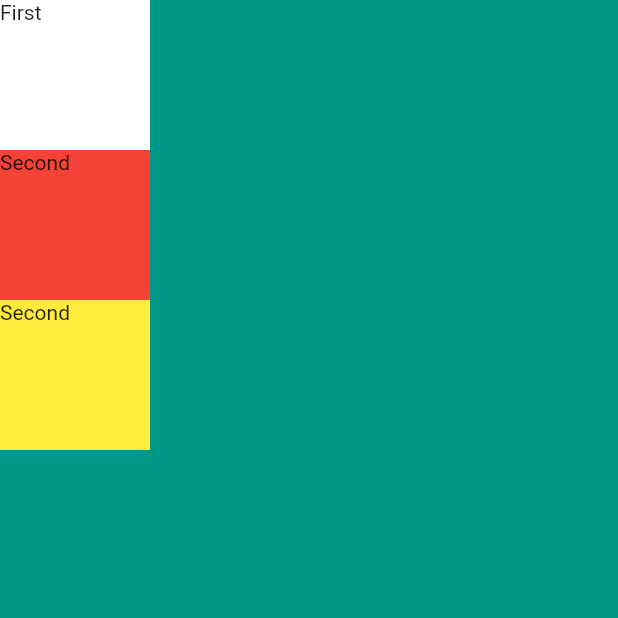
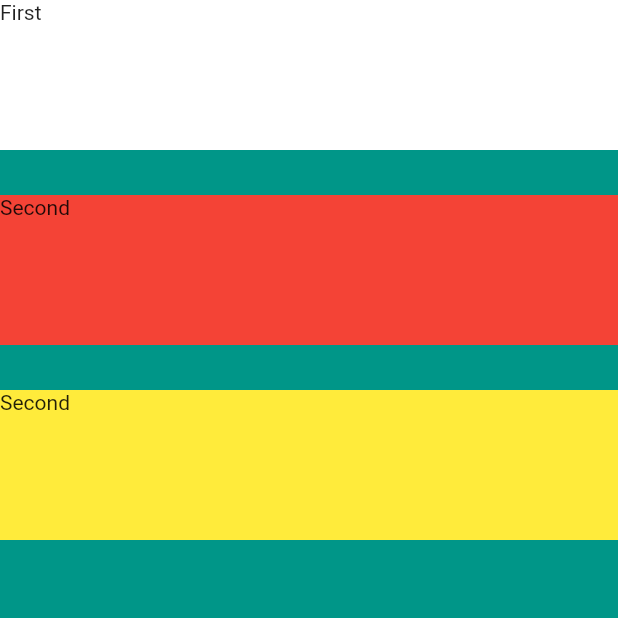
Before and after one commit to Rananjaya/fluuter_udemy, a Flutter app: the screen it shows after launch, on a phone screen of 412 x 824 dp, the top half of it. Run offline on Flutter 3.47's test engine with Material 2 defaults, Android fonts, the phone set to English and light mode, and no system bars.

Commit message:
add coulm and add space between

```diff
--- a/lib/main.dart
+++ b/lib/main.dart
@@ -13,6 +13,13 @@ class MyApp extends StatelessWidget {
         body: SafeArea(
           // this is the safe area view same as react-native
           child: Column(
+            crossAxisAlignment: CrossAxisAlignment.stretch,
+            // mainAxisSize: MainAxisSize.min,
+            // verticalDirection: VerticalDirection.up,
+            // verticalDirection: VerticalDirection.down, // default
+            // mainAxisAlignment: MainAxisAlignment.center,
+            // mainAxisAlignment: MainAxisAlignment.end,
+
             children: [
               Container(
                 height: 100.0,
@@ -20,11 +27,17 @@ class MyApp extends StatelessWidget {
                 child: Text('First'),
                 color: Colors.white,
               ),
+              SizedBox(
+                height: 30.0,
+              ),
               Container(
                 height: 100.0,
                 width: 100.0,
                 child: Text('Second'),
                 color: Colors.red,
+              ),
+              SizedBox(
+                height: 30.0,
               ),
               Container(
                 height: 100.0,
```
